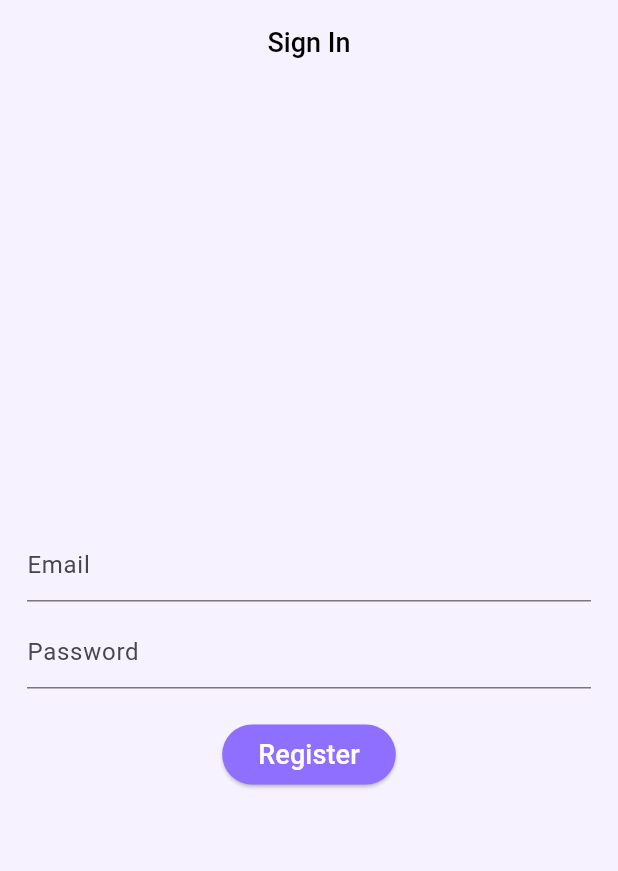
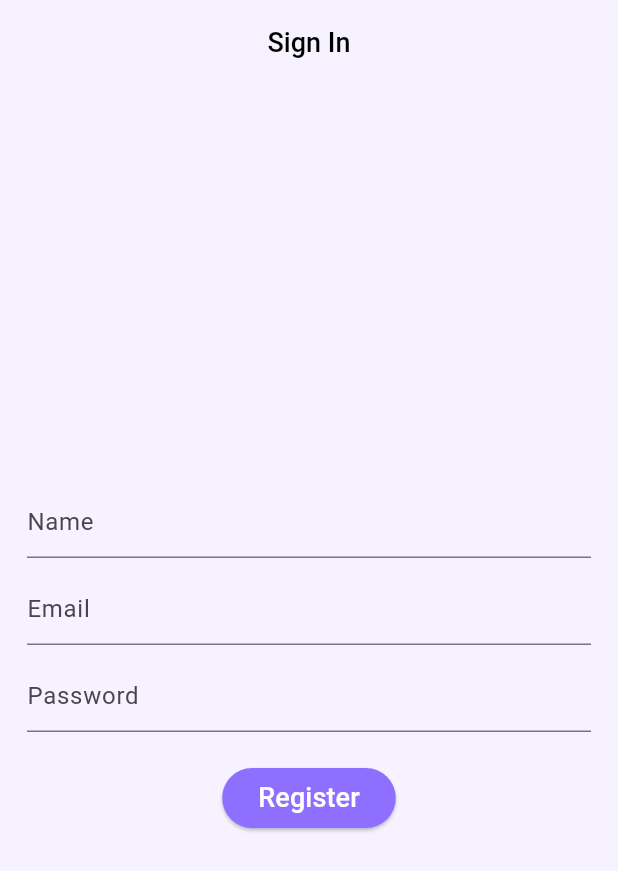
Before and after one commit to GregBiglione/subscription_app, a Flutter app: the screen it shows after launch, on a phone screen of 412 x 824 dp. Shown: the top 871 px of the screen. Run offline on Flutter 3.47's test engine with Material 2 defaults, Android fonts, the phone set to English and light mode, and no system bars; our stand-ins replace cloud_firestore, firebase_auth, firebase_core; accounts and stored records are empty; generated files the repository leaves out were written again.

Commit message:
Added register() in SignInScreen & logout() in HomeScreen

```diff
--- a/lib/app/constant.dart
+++ b/lib/app/constant.dart
@@ -1,2 +1,9 @@
+import 'package:cloud_firestore/cloud_firestore.dart';
+import 'package:firebase_auth/firebase_auth.dart';
+
 // Image asset -----------------------------------------------------------------
 const String imagePath = "assets/images";
+
+// Firebase --------------------------------------------------------------------
+FirebaseAuth auth = FirebaseAuth.instance;
+FirebaseFirestore firestore = FirebaseFirestore.instance;
--- a/lib/presentation/ressource/string_manager.dart
+++ b/lib/presentation/ressource/string_manager.dart
@@ -11,6 +11,7 @@ class StringManager {
   static const String proFirstCondition = "Unlimited For 1 Year";
   static const String proRenewal = "1 Year Auto Renewal Subscription Plan";
   static const String signInTitle = "Sign In";
+  static const String name = "Name";
   static const String email = "Email";
   static const String password = "Password";
   static const String registerButton = "Register";
--- a/lib/presentation/sign_in/sign_in_screen.dart
+++ b/lib/presentation/sign_in/sign_in_screen.dart
@@ -1,4 +1,7 @@
+import 'package:firebase_auth/firebase_auth.dart';
 import 'package:flutter/material.dart';
+import 'package:subscription_app/app/constant.dart';
+import 'package:subscription_app/presentation/home/home_screen.dart';
 import 'package:subscription_app/presentation/ressource/size_manager.dart';
 import 'package:subscription_app/presentation/ressource/string_manager.dart';
 
@@ -13,11 +16,13 @@ class SignInScreen extends StatefulWidget {
 }
 
 class _SignInScreenState extends State<SignInScreen> {
+  final TextEditingController _nameController = TextEditingController();
   final TextEditingController _emailController = TextEditingController();
   final TextEditingController _passwordController = TextEditingController();
 
   @override
   void dispose() {
+    _nameController.dispose();
     _emailController.dispose();
     _passwordController.dispose();
     super.dispose();
@@ -25,7 +30,13 @@ class _SignInScreenState extends State<SignInScreen> {
 
   @override
   Widget build(BuildContext context) {
-    return Scaffold(
+    return StreamBuilder<User?>(
+      stream: FirebaseAuth.instance.authStateChanges(),
+      builder: (context, snapshot) {
+
+        return snapshot.data != null
+            ? HomeScreen()
+            : Scaffold(
           appBar: AppBar(
             title: Text(
               StringManager.signInTitle,
@@ -47,7 +58,18 @@ class _SignInScreenState extends State<SignInScreen> {
                 mainAxisAlignment: MainAxisAlignment.center,
                 children: [
                   TextField(
+                    controller: _nameController,
+                    keyboardType: TextInputType.name,
+                    decoration: const InputDecoration(
+                      hintText: StringManager.name,
+                    ),
+                  ),
+                  const SizedBox(
+                    height: SizeManager.s10,
+                  ),
+                  TextField(
                     controller: _emailController,
+                    keyboardType: TextInputType.emailAddress,
                     decoration: const InputDecoration(
                       hintText: StringManager.email,
                     ),
@@ -57,6 +79,8 @@ class _SignInScreenState extends State<SignInScreen> {
                   ),
                   TextField(
                     controller: _passwordController,
+                    keyboardType: TextInputType.visiblePassword,
+                    obscureText: true,
                     decoration: const InputDecoration(
                       hintText: StringManager.password,
                     ),
@@ -65,7 +89,10 @@ class _SignInScreenState extends State<SignInScreen> {
                     height: SizeManager.s20,
                   ),
                   ElevatedButton(
-                onPressed: () {},
+                    onPressed: () {
+                      register();
+                      print("Register clicked");
+                    },
                     style: ElevatedButton.styleFrom(
                       backgroundColor: ColorManager.purple700,
                     ),
@@ -82,4 +109,32 @@ class _SignInScreenState extends State<SignInScreen> {
           ),
         );
       }
+    );
   }
+
+  //----------------------------------------------------------------------------
+  // Register user
+  //----------------------------------------------------------------------------
+
+  register() async {
+    try {
+      UserCredential userCredential = await auth.createUserWithEmailAndPassword(
+        email: _emailController.text.trim(),
+        password: _passwordController.text.trim(),
+      );
+
+      if (userCredential.user != null) {
+        User user = userCredential.user!;
+
+        // Save user data in firestore -----------------------------------------
+
+        await firestore.collection("users").doc(user!.uid).set({
+          "name": _nameController.text.trim(),
+          "email": _emailController.text.trim(),
+        });
+      }
+    } catch (e) {
+      print(e);
+    }
+  }
+}
```
Also changed, not shown: lib/presentation/home/home_screen.dart (+12 -1 lines). Lines whose indentation alone changed are shown as unchanged.
